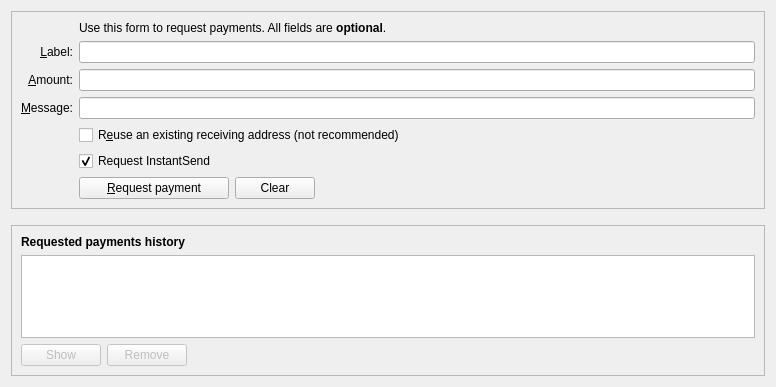
First picture: the form in src/qt/forms/receivecoinsdialog.ui, repository SAFE-anwang/safe, before the edit.
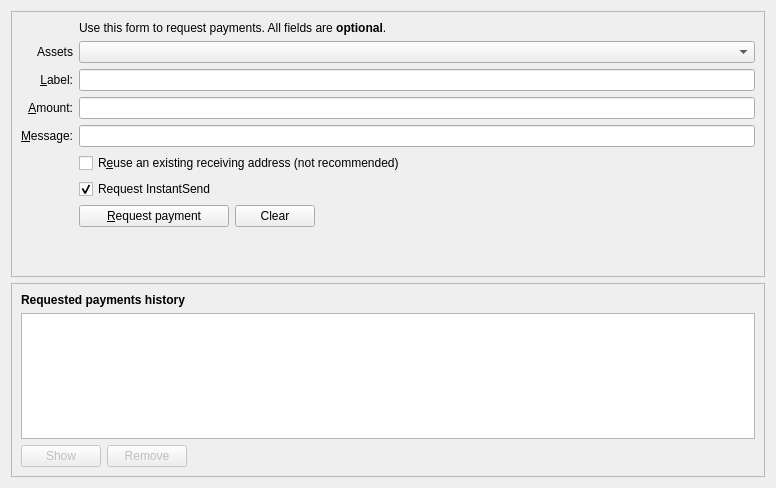
Second picture: the form after the edit. Custom widgets are drawn as their Qt base class.

Commit message: Major Update: All previous nodes' programs must be upgraded to the latest version to use. This update adds SafeAsset, SafeApp, Candy Protocol, and Token Locking Feature.

```diff
--- a/src/qt/forms/receivecoinsdialog.ui
+++ b/src/qt/forms/receivecoinsdialog.ui
@@ -7,11 +7,11 @@
     <x>0</x>
     <y>0</y>
     <width>776</width>
-    <height>387</height>
+    <height>488</height>
    </rect>
   </property>
-  <layout class="QVBoxLayout" name="verticalLayout" stretch="0,0,1">
-   <item>
+  <layout class="QGridLayout" name="gridLayout_3">
+   <item row="0" column="0">
     <widget class="QFrame" name="frame2">
      <property name="sizePolicy">
       <sizepolicy hsizetype="Preferred" vsizetype="Expanding">
@@ -25,65 +25,50 @@
      <property name="frameShadow">
       <enum>QFrame::Sunken</enum>
      </property>
-     <layout class="QVBoxLayout" name="verticalLayout_3">
-      <item>
+     <layout class="QGridLayout" name="gridLayout_2">
+      <item row="0" column="0">
        <layout class="QGridLayout" name="gridLayout">
-        <item row="7" column="2">
-         <widget class="QCheckBox" name="reuseAddress">
-          <property name="toolTip">
-           <string>Reuse one of the previously used receiving addresses.&lt;br&gt;Reusing addresses has security and privacy issues.&lt;br&gt;Do not use this unless re-generating a payment request made before.</string>
-          </property>
-          <property name="text">
-           <string>R&amp;euse an existing receiving address (not recommended)</string>
-          </property>
-         </widget>
-        </item>
-        <item row="7" column="0">
-         <widget class="QLabel" name="label_4">
-          <property name="text">
-           <string/>
-          </property>
-         </widget>
-        </item>
-        <item row="6" column="0">
-         <widget class="QLabel" name="label_3">
-          <property name="toolTip">
-           <string>An optional message to attach to the payment request, which will be displayed when the request is opened. Note: The message will not be sent with the payment over the Safe network.</string>
-          </property>
-          <property name="text">
-           <string>&amp;Message:</string>
-          </property>
-          <property name="alignment">
-           <set>Qt::AlignRight|Qt::AlignTrailing|Qt::AlignVCenter</set>
-          </property>
-          <property name="buddy">
-           <cstring>reqMessage</cstring>
-          </property>
-         </widget>
-        </item>
-        <item row="4" column="2">
-         <widget class="QLineEdit" name="reqLabel">
-          <property name="toolTip">
-           <string>An optional label to associate with the new receiving address.</string>
-          </property>
-         </widget>
-        </item>
-        <item row="6" column="2">
-         <widget class="QLineEdit" name="reqMessage">
-          <property name="toolTip">
-           <string>An optional message to attach to the payment request, which will be displayed when the request is opened.&lt;br&gt;Note: The message will not be sent with the payment over the Safe network.</string>
-          </property>
-         </widget>
-        </item>
-        <item row="2" column="2">
+        <item row="0" column="1">
          <widget class="QLabel" name="label_5">
           <property name="text">
            <string>Use this form to request payments. All fields are &lt;b&gt;optional&lt;/b&gt;.</string>
           </property>
          </widget>
         </item>
-        <item row="4" column="0">
-         <widget class="QLabel" name="label_2">
+        <item row="1" column="0">
+         <widget class="QLabel" name="assetsLabel">
+          <property name="toolTip">
+           <string>An optional message to attach to the payment request, which will be displayed when the request is opened. Note: The message will not be sent with the payment over the Safe network.</string>
+          </property>
+          <property name="text">
+           <string>Assets</string>
+          </property>
+          <property name="alignment">
+           <set>Qt::AlignRight|Qt::AlignTrailing|Qt::AlignVCenter</set>
+          </property>
+          <property name="buddy">
+           <cstring>reqMessage</cstring>
+          </property>
+         </widget>
+        </item>
+        <item row="1" column="1">
+         <widget class="QComboBox" name="assetsComboBox">
+          <property name="sizePolicy">
+           <sizepolicy hsizetype="Expanding" vsizetype="Fixed">
+            <horstretch>0</horstretch>
+            <verstretch>0</verstretch>
+           </sizepolicy>
+          </property>
+          <property name="minimumSize">
+           <size>
+            <width>80</width>
+            <height>0</height>
+           </size>
+          </property>
+         </widget>
+        </item>
+        <item row="2" column="0">
+         <widget class="QLabel" name="labelLabel">
           <property name="toolTip">
            <string>An optional label to associate with the new receiving address.</string>
           </property>
@@ -98,8 +83,18 @@
           </property>
          </widget>
         </item>
-        <item row="5" column="0">
-         <widget class="QLabel" name="label">
+        <item row="2" column="1">
+         <widget class="QLineEdit" name="reqLabel">
+          <property name="toolTip">
+           <string>An optional label to associate with the new receiving address.</string>
+          </property>
+          <property name="maxLength">
+           <number>30</number>
+          </property>
+         </widget>
+        </item>
+        <item row="3" column="0">
+         <widget class="QLabel" name="amountLabel">
           <property name="toolTip">
            <string>An optional amount to request. Leave this empty or zero to not request a specific amount.</string>
           </property>
@@ -114,7 +109,7 @@
           </property>
          </widget>
         </item>
-        <item row="5" column="2">
+        <item row="3" column="1">
          <widget class="BitcoinAmountField" name="reqAmount">
           <property name="minimumSize">
            <size>
@@ -127,7 +122,53 @@
           </property>
          </widget>
         </item>
-        <item row="9" column="2">
+        <item row="4" column="0">
+         <widget class="QLabel" name="messageLabel">
+          <property name="toolTip">
+           <string>An optional message to attach to the payment request, which will be displayed when the request is opened. Note: The message will not be sent with the payment over the Safe network.</string>
+          </property>
+          <property name="text">
+           <string>&amp;Message:</string>
+          </property>
+          <property name="alignment">
+           <set>Qt::AlignRight|Qt::AlignTrailing|Qt::AlignVCenter</set>
+          </property>
+          <property name="buddy">
+           <cstring>reqMessage</cstring>
+          </property>
+         </widget>
+        </item>
+        <item row="4" column="1">
+         <widget class="QLineEdit" name="reqMessage">
+          <property name="toolTip">
+           <string>An optional message to attach to the payment request, which will be displayed when the request is opened.&lt;br&gt;Note: The message will not be sent with the payment over the Safe network.</string>
+          </property>
+          <property name="maxLength">
+           <number>150</number>
+          </property>
+         </widget>
+        </item>
+        <item row="5" column="1">
+         <widget class="QCheckBox" name="reuseAddress">
+          <property name="toolTip">
+           <string>Reuse one of the previously used receiving addresses.&lt;br&gt;Reusing addresses has security and privacy issues.&lt;br&gt;Do not use this unless re-generating a payment request made before.</string>
+          </property>
+          <property name="text">
+           <string>R&amp;euse an existing receiving address (not recommended)</string>
+          </property>
+         </widget>
+        </item>
+        <item row="6" column="1">
+         <widget class="QCheckBox" name="checkUseInstantSend">
+          <property name="text">
+           <string>Request InstantSend</string>
+          </property>
+          <property name="checked">
+           <bool>true</bool>
+          </property>
+         </widget>
+        </item>
+        <item row="7" column="1">
          <layout class="QHBoxLayout" name="horizontalLayout">
           <item>
            <widget class="QPushButton" name="receiveButton">
@@ -176,42 +217,26 @@
           </item>
          </layout>
         </item>
-        <item row="9" column="0">
-         <widget class="QLabel" name="label_7">
-          <property name="text">
-           <string/>
-          </property>
-         </widget>
-        </item>
-        <item row="8" column="2">
-         <widget class="QCheckBox" name="checkUseInstantSend">
-          <property name="text">
-           <string>Request InstantSend</string>
-          </property>
-          <property name="checked">
-           <bool>true</bool>
-          </property>
-         </widget>
-        </item>
        </layout>
       </item>
+      <item row="1" column="0">
+       <widget class="QLabel" name="label_4">
+        <property name="text">
+         <string/>
+        </property>
+       </widget>
+      </item>
+      <item row="3" column="0">
+       <widget class="QLabel" name="label_7">
+        <property name="text">
+         <string/>
+        </property>
+       </widget>
+      </item>
      </layout>
     </widget>
    </item>
-   <item>
-    <spacer name="verticalSpacer_2">
-     <property name="orientation">
-      <enum>Qt::Vertical</enum>
-     </property>
-     <property name="sizeHint" stdset="0">
-      <size>
-       <width>20</width>
-       <height>10</height>
-      </size>
-     </property>
-    </spacer>
-   </item>
-   <item>
+   <item row="1" column="0">
     <widget class="QFrame" name="frame">
      <property name="sizePolicy">
       <sizepolicy hsizetype="Preferred" vsizetype="Expanding">
```
Left out of the diff: 4 changed lines with no effect on the pictures. The commit also changes 243 other files.
